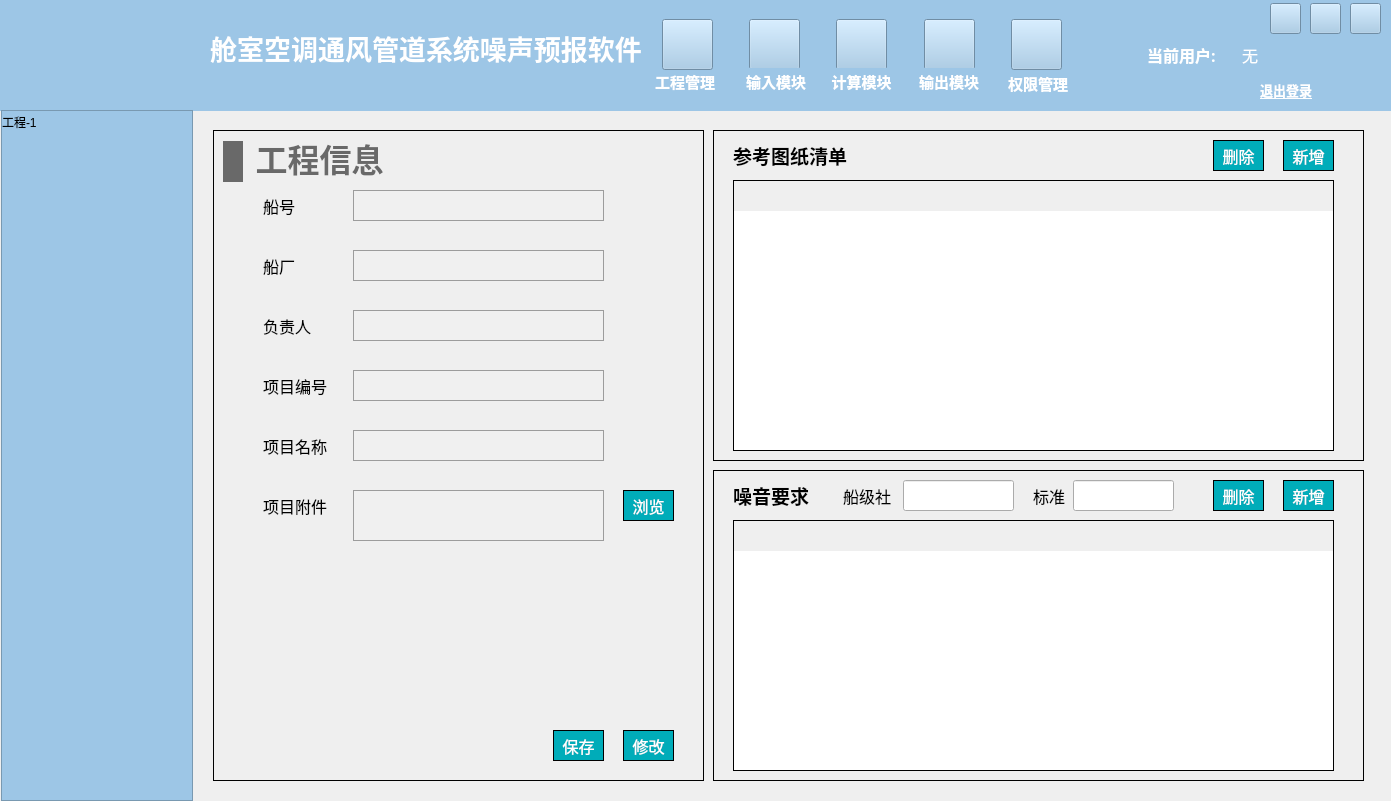
The window that NoiseCalSoft/widget.ui (haobana/NoiCal) describes before a commit, drawn with Qt 5.
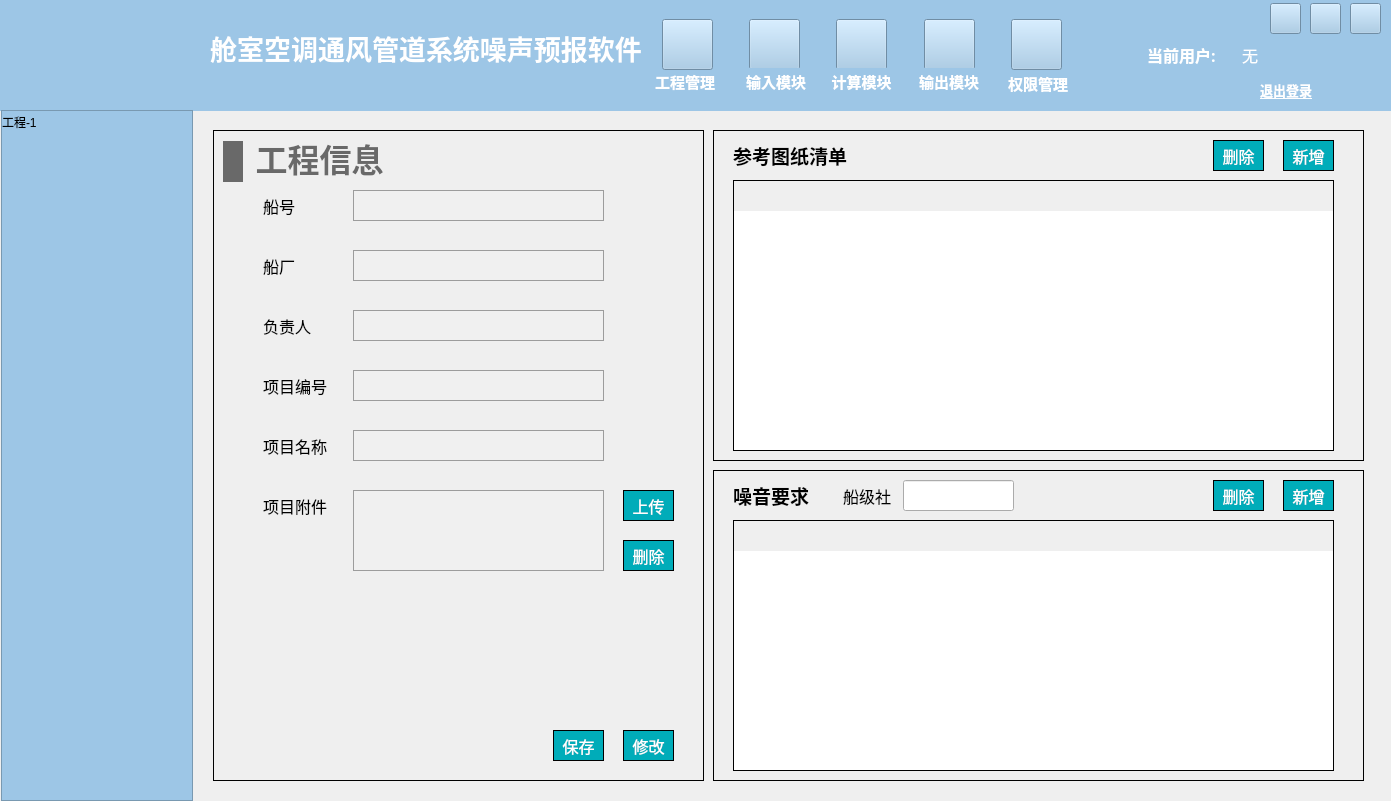
The same window after the commit. The open tabs and pages were chosen to show the change. Icons and pictures are not drawn.

What changed in the file:
```diff
--- a/NoiseCalSoft/widget.ui
+++ b/NoiseCalSoft/widget.ui
@@ -1230,7 +1230,7 @@
         <x>140</x>
         <y>360</y>
         <width>251</width>
-        <height>51</height>
+        <height>81</height>
        </rect>
       </property>
       <property name="font">
@@ -1247,41 +1247,6 @@
        <bool>true</bool>
       </property>
      </widget>
-     <widget class="QPushButton" name="pushButton_4">
-      <property name="geometry">
-       <rect>
-        <x>410</x>
-        <y>360</y>
-        <width>51</width>
-        <height>31</height>
-       </rect>
-      </property>
-      <property name="font">
-       <font>
-        <family>黑体</family>
-        <pointsize>12</pointsize>
-       </font>
-      </property>
-      <property name="styleSheet">
-       <string notr="true">QPushButton
-{
-	color:#ffffff; /*文字颜色*/
-    background-color: #00ACB9;/*背景色*/
-    border-radius:0px; /*边框倒角*/
-	border: 1px solid #000000;
-}
-
-
-QPushButton:hover 
-{
-background-color: rgb(0,142,153);
-color: white;
-}</string>
-      </property>
-      <property name="text">
-       <string>浏览</string>
-      </property>
-     </widget>
      <widget class="QPushButton" name="pushButton_prj_revise">
       <property name="geometry">
        <rect>
@@ -1424,6 +1389,76 @@
        <string>保存</string>
       </property>
      </widget>
+     <widget class="QPushButton" name="pushButton_prj_save_2">
+      <property name="geometry">
+       <rect>
+        <x>410</x>
+        <y>360</y>
+        <width>51</width>
+        <height>31</height>
+       </rect>
+      </property>
+      <property name="font">
+       <font>
+        <family>黑体</family>
+        <pointsize>12</pointsize>
+       </font>
+      </property>
+      <property name="styleSheet">
+       <string notr="true">QPushButton
+{
+	color:#ffffff; /*文字颜色*/
+    background-color: #00ACB9;/*背景色*/
+    border-radius:0px; /*边框倒角*/
+	border: 1px solid #000000;
+}
+
+
+QPushButton:hover 
+{
+background-color: rgb(0,142,153);
+color: white;
+}</string>
+      </property>
+      <property name="text">
+       <string>上传</string>
+      </property>
+     </widget>
+     <widget class="QPushButton" name="pushButton_prj_save_3">
+      <property name="geometry">
+       <rect>
+        <x>410</x>
+        <y>410</y>
+        <width>51</width>
+        <height>31</height>
+       </rect>
+      </property>
+      <property name="font">
+       <font>
+        <family>黑体</family>
+        <pointsize>12</pointsize>
+       </font>
+      </property>
+      <property name="styleSheet">
+       <string notr="true">QPushButton
+{
+	color:#ffffff; /*文字颜色*/
+    background-color: #00ACB9;/*背景色*/
+    border-radius:0px; /*边框倒角*/
+	border: 1px solid #000000;
+}
+
+
+QPushButton:hover 
+{
+background-color: rgb(0,142,153);
+color: white;
+}</string>
+      </property>
+      <property name="text">
+       <string>删除</string>
+      </property>
+     </widget>
     </widget>
     <widget class="QWidget" name="widget_noi_limit" native="true">
      <property name="geometry">
@@ -1495,41 +1530,6 @@
        </font>
       </property>
      </widget>
-     <widget class="QLabel" name="label_28">
-      <property name="geometry">
-       <rect>
-        <x>320</x>
-        <y>10</y>
-        <width>41</width>
-        <height>31</height>
-       </rect>
-      </property>
-      <property name="font">
-       <font>
-        <family>黑体</family>
-        <pointsize>12</pointsize>
-       </font>
-      </property>
-      <property name="text">
-       <string>标准</string>
-      </property>
-     </widget>
-     <widget class="QLineEdit" name="lineEdit_2">
-      <property name="geometry">
-       <rect>
-        <x>360</x>
-        <y>10</y>
-        <width>101</width>
-        <height>31</height>
-       </rect>
-      </property>
-      <property name="font">
-       <font>
-        <family>Microsoft YaHei</family>
-        <pointsize>10</pointsize>
-       </font>
-      </property>
-     </widget>
      <widget class="QTableWidget" name="tableWidget_noi_limit">
       <property name="geometry">
        <rect>
```
Left out of the diff: 2 changed lines with no effect on the pictures.
